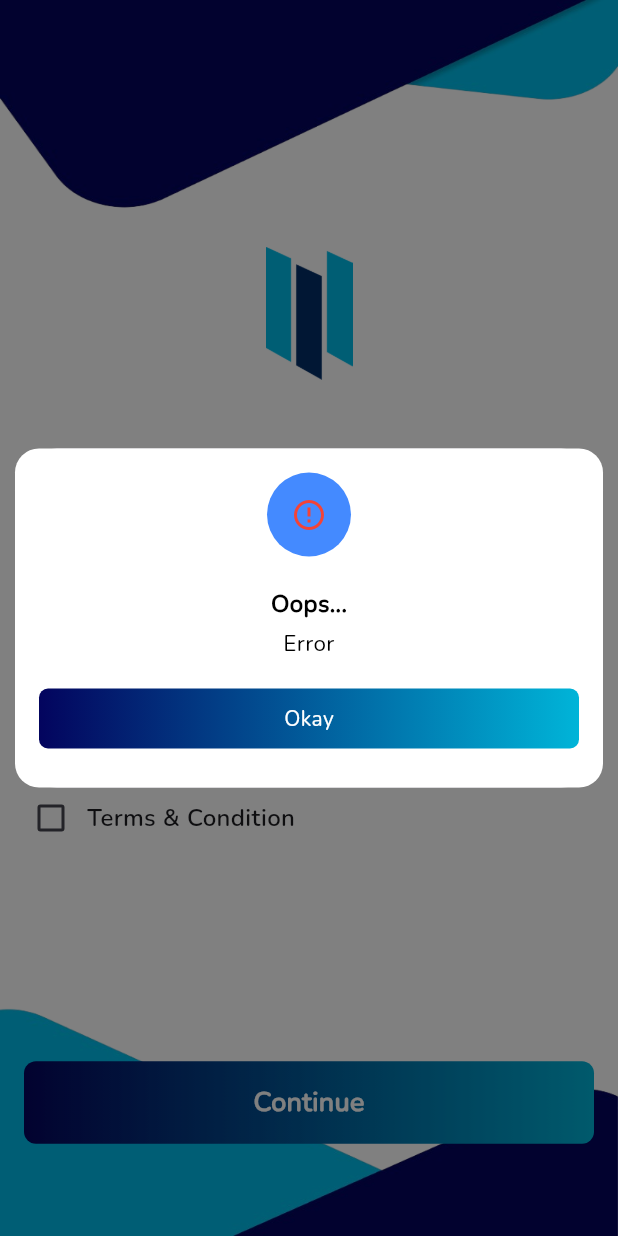
After one commit to saihtunOBS/tmsmobile, a Flutter app: the LoginPage screen opened directly, after a tap on "Continue", on a phone screen of 412 x 824 dp. The commit adds this screen. Run offline on Flutter 3.47's test engine with Material 3 defaults, Android fonts, the phone set to English and light mode, and no system bars; our stand-ins replace cached_network_image, carousel_slider, dio, get_storage, google_fonts, loading_indicator and 4 more; missing offline and left inert: mm_nrc_kit, multi_image_picker_plus; accounts and stored records are empty; generated files the repository leaves out were written again.

Commit message:
//new ui

```diff
--- /dev/null
+++ b/lib/data/model/tms_model.dart
@@ -0,0 +1,3 @@
+abstract class TmsModel {
+
+}
--- /dev/null
+++ b/lib/data/vos/error_data_vo.dart
@@ -0,0 +1,22 @@
+import 'package:json_annotation/json_annotation.dart';
+
+part 'error_data_vo.g.dart';
+
+@JsonSerializable()
+class ErrorDataVO {
+  @JsonKey(name: 'password')
+  final String? password;
+
+  @JsonKey(name: 'type')
+  final String? type;
+
+  @JsonKey(name: 'phone')
+  final String? phone;
+
+  ErrorDataVO({this.password, this.type,this.phone});
+
+  factory ErrorDataVO.fromJson(Map<String, dynamic> json) =>
+      _$ErrorDataVOFromJson(json);
+
+  Map<String, dynamic> toJson() => _$ErrorDataVOToJson(this);
+}
--- a/lib/main.dart
+++ b/lib/main.dart
@@ -42,7 +42,7 @@ class TMSMobile extends StatelessWidget {
             supportedLocales: [Locale('en'), Locale('my')],
             theme: ThemeData(
                 fontFamily: AppData.shared.fontFamily,
-                colorScheme: ColorScheme.fromSeed(seedColor: kPrimaryColor),
+                colorScheme: ColorScheme.fromSeed(seedColor: kPrimaryColor,primary: kPrimaryColor),
                 useMaterial3: true,
                 scaffoldBackgroundColor: kBackgroundColor,
                 appBarTheme: AppBarTheme(toolbarHeight: kMargin60)),
--- /dev/null
+++ b/lib/network/data_agents/tms_data_agent.dart
@@ -0,0 +1,3 @@
+abstract class TmsDataAgent {
+
+}
--- a/lib/pages/auth/login_page.dart
+++ b/lib/pages/auth/login_page.dart
@@ -1,14 +1,19 @@
 import 'package:flutter/cupertino.dart';
 import 'package:flutter/material.dart';
 import 'package:google_fonts/google_fonts.dart';
+import 'package:loading_indicator/loading_indicator.dart';
+import 'package:provider/provider.dart';
+import 'package:tmsmobile/bloc/login_bloc.dart';
 import 'package:tmsmobile/data/persistance_data/persistence_data.dart';
 import 'package:tmsmobile/extension/route_navigator.dart';
 import 'package:tmsmobile/pages/auth/forgor_password_page.dart';
-import 'package:tmsmobile/pages/nav/nav_page.dart';
 import 'package:tmsmobile/utils/colors.dart';
 import 'package:tmsmobile/utils/dimens.dart';
 import 'package:tmsmobile/utils/strings.dart';
+import 'package:tmsmobile/widgets/common_dialog.dart';
+import 'package:tmsmobile/widgets/error_dialog_view.dart';
 import 'package:tmsmobile/widgets/gradient_button.dart';
+import 'package:tmsmobile/widgets/loading_view.dart';
 import '../../data/app_data/app_data.dart';
 import '../../utils/images.dart';
 
@@ -33,7 +38,9 @@ class _LoginPageState extends State<LoginPage> {
 
   @override
   Widget build(BuildContext context) {
-    return Scaffold(
+    return ChangeNotifierProvider(
+      create: (context) => LoginBloc(),
+      child: Scaffold(
         backgroundColor: kBackgroundColor,
         extendBody: true,
         extendBodyBehindAppBar: true,
@@ -46,7 +53,10 @@ class _LoginPageState extends State<LoginPage> {
             fit: BoxFit.fill,
           ),
         ),
-      body: SingleChildScrollView(
+        body: Selector<LoginBloc, bool>(
+          selector: (context, bloc) => bloc.isLoading,
+          builder: (context, isLoading, child) => Stack(children: [
+            SingleChildScrollView(
               child: Column(
                 mainAxisAlignment: MainAxisAlignment.center,
                 crossAxisAlignment: CrossAxisAlignment.start,
@@ -85,7 +95,8 @@ class _LoginPageState extends State<LoginPage> {
                       kLoginToYourAccountLabel,
                       style: TextStyle(
                           fontFamily: AppData.shared.fontFamily2,
-                    fontWeight: FontWeight.w600, fontSize: kTextRegular24),
+                          fontWeight: FontWeight.w600,
+                          fontSize: kTextRegular24),
                     ),
                   ),
                   _buildTextField(
@@ -123,7 +134,17 @@ class _LoginPageState extends State<LoginPage> {
                 ],
               ),
             ),
-      bottomNavigationBar: Stack(alignment: Alignment.center, children: [
+
+            /// loading
+            if (isLoading)
+              LoadingView(
+                  indicator: Indicator.ballBeat, indicatorColor: kPrimaryColor),
+
+          ]),
+        ),
+        bottomNavigationBar: Consumer<LoginBloc>(
+          builder: (context, bloc, child) =>
+              Stack(alignment: Alignment.center, children: [
             SizedBox(
               height: MediaQuery.of(context).size.height * 0.21,
               width: double.infinity,
@@ -135,10 +156,14 @@ class _LoginPageState extends State<LoginPage> {
             gradientButton(
                 title: isFirstTime == true ? kContinueLabel : kLoginLabel,
                 onPress: () {
-              Navigator.pushAndRemoveUntil(
-                  context, createRoute(NavPage()), (_) => false);
+                  showCommonDialog(context: context,dialogWidget: ErrorDialogView(errorMessage: 'Error'));
+                  // bloc.onTapSignIn();
+                  // Navigator.pushAndRemoveUntil(
+                  //     context, createRoute(NavPage()), (_) => false);
                 }),
           ]),
+        ),
+      ),
     );
   }
 
--- a/lib/pages/nav/nav_page.dart
+++ b/lib/pages/nav/nav_page.dart
@@ -106,7 +106,7 @@ class _NavPageState extends State<NavPage> with SingleTickerProviderStateMixin {
         SizedBox(
             height: kMargin24,
             width: kMargin24,
-            child: Image.asset(_currentIndex == 0 ? kHomeIcon : kHomeIcon)),
+            child: Image.asset(_currentIndex == 0 ? kHomeIcon : kHomeSelectIcon)),
         Text(
           kHomeLabel,
           style: TextStyle(
--- /dev/null
+++ b/lib/widgets/common_dialog.dart
@@ -0,0 +1,27 @@
+import 'package:flutter/material.dart';
+
+Future<bool?> showCommonDialog({
+  required BuildContext context,
+  Widget? dialogWidget,
+}) async {
+  return showGeneralDialog(
+    barrierLabel: "Label",
+    barrierDismissible: true,
+    barrierColor: Colors.black.withValues(alpha: 0.5),
+    transitionDuration: const Duration(milliseconds: 300),
+    context: context,
+    pageBuilder: (context, anim1, anim2) {
+      return Align(
+        alignment: Alignment.center,
+        child: SizedBox.expand(child: dialogWidget),
+      );
+    },
+    transitionBuilder: (context, anim1, anim2, child) {
+      return SlideTransition(
+        position: Tween(begin: const Offset(0, -1), end: const Offset(0, 0))
+            .animate(anim1),
+        child: child,
+      );
+    },
+  );
+}
--- /dev/null
+++ b/lib/widgets/error_dialog_view.dart
@@ -0,0 +1,94 @@
+import 'package:flutter/material.dart';
+
+import '../utils/colors.dart';
+import '../utils/dimens.dart';
+
+class ErrorDialogView extends StatelessWidget {
+  final String? errorMessage;
+  const ErrorDialogView({super.key, required this.errorMessage});
+
+  @override
+  Widget build(BuildContext context) {
+    return Dialog(
+      insetPadding: const EdgeInsets.all(10),
+      surfaceTintColor: Colors.white,
+      child: Container(
+        padding: const EdgeInsets.all(kMarginMedium2),
+        decoration: BoxDecoration(
+            color: Colors.white,
+            borderRadius: BorderRadius.circular(kMarginMedium2)),
+        child: Column(
+          crossAxisAlignment: CrossAxisAlignment.center,
+          mainAxisAlignment: MainAxisAlignment.center,
+          mainAxisSize: MainAxisSize.min,
+          children: [
+            Container(
+              padding: const EdgeInsets.all(kMarginMedium2),
+              alignment: Alignment.center,
+              decoration: const BoxDecoration(
+                color: Colors.blueAccent,
+                shape: BoxShape.circle,
+              ),
+              child: const Center(
+                child: Icon(
+                  Icons.error_outline,
+                  color: Colors.red,
+                ),
+              ),
+            ),
+            const SizedBox(
+              height: 20,
+            ),
+            const Text(
+              "Oops...",
+              style: TextStyle(
+                  fontSize: kTextRegular2x,
+                  color: Colors.black,
+                  fontWeight: FontWeight.w600),
+            ),
+            const SizedBox(
+              height: 4,
+            ),
+            Text(
+              errorMessage ?? "",
+              textAlign: TextAlign.center,
+              style: const TextStyle(
+                  fontSize: kTextRegular,
+                  color: Colors.black,
+                  fontWeight: FontWeight.normal),
+            ),
+            const SizedBox(
+              height: 20,
+            ),
+            Center(
+              child: GestureDetector(
+                onTap: () {
+                  Navigator.of(context).pop();
+                },
+                child: Container(
+                  height: 40,
+                  width: double.infinity,
+                  decoration: BoxDecoration(
+                      gradient: LinearGradient(
+                        colors: [kPrimaryColor, kThirdColor],
+                        stops: [0.0, 1.0],
+                      ),
+                      borderRadius: BorderRadius.circular(6)),
+                  child: const Center(
+                    child: Text(
+                      'Okay',
+                      style: TextStyle(color: kBackgroundColor),
+                    ),
+                  ),
+                ),
+              ),
+            ),
+            const SizedBox(
+              height: 10,
+            )
+          ],
+        ),
+      ),
+    );
+  }
+}
--- a/pubspec.yaml
+++ b/pubspec.yaml
@@ -28,6 +28,11 @@ dependencies:
 
   rxdart: ^0.28.0
   multi_image_picker_plus: ^0.0.6
+  mm_nrc_kit: ^1.0.3
+  dio: ^5.7.0
+  json_annotation: ^4.9.0
+  build_runner: ^2.4.14
+  loading_indicator: ^3.1.1
 dev_dependencies:
   flutter_test:
     sdk: flutter
```
Also changed, not shown: lib/bloc/login_bloc.dart (+19 -0 lines), lib/data/model/tms_model_impl.dart (added, +11 -0 lines), lib/data/vos/error_vo.dart (added, +42 -0 lines), lib/exception/custom_exception.dart (added, +10 -0 lines), lib/network/api_constants.dart (added, +82 -0 lines), lib/network/data_agents/retrofit_data_agent_impl.dart (added, +59 -0 lines), lib/network/tms_api.dart (added, +11 -0 lines), lib/pages/auth/splash_screen_page.dart (+20 -13 lines), lib/pages/profile/household_registration_page.dart (+68 -4 lines), lib/widgets/loading_view.dart (added, +34 -0 lines), lib/data/vos/error_data_vo.g.dart (added), lib/data/vos/error_vo.g.dart (added), lib/network/tms_api.g.dart (added), pubspec.lock, 1 other file. Lines whose indentation alone changed are shown as unchanged.
